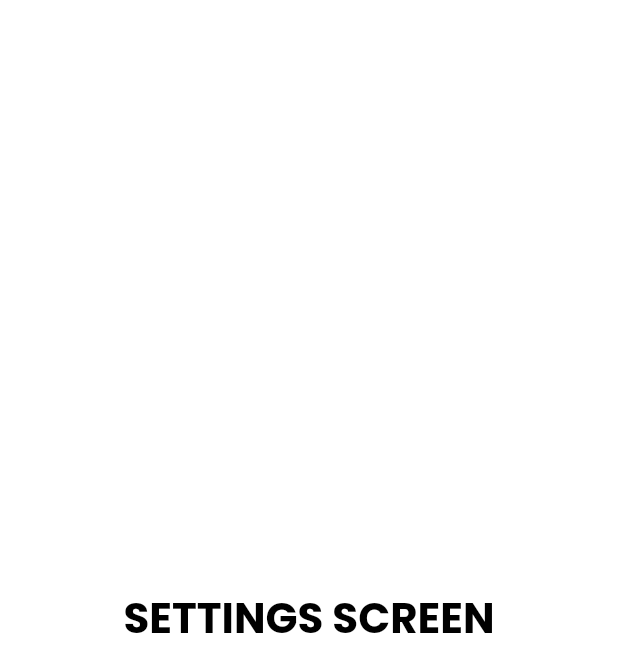
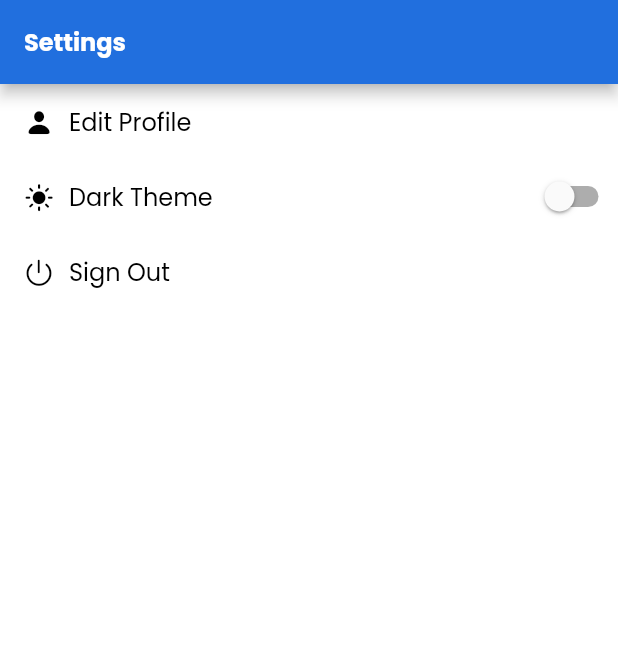
Before and after one commit to includejoe/devopportunity_flutter, a Flutter app: the SettingsScreen screen opened directly, on a phone screen of 412 x 824 dp. Shown: the top 672 px of the screen. Run offline on Flutter 3.47's test engine with Material 2 defaults, Android fonts, the phone set to English and light mode, and no system bars; our stand-ins replace cloud_firestore, firebase_auth, firebase_core, get_it, google_fonts, shared_preferences; accounts and stored records are empty.

Commit message:
+ signout & toggle theme

```diff
--- a/lib/base/main.dart
+++ b/lib/base/main.dart
@@ -58,7 +58,7 @@ class MyApp extends StatelessWidget {
                 builder: (context, snapshot) {
                   if (snapshot.connectionState == ConnectionState.active) {
                     if (snapshot.hasData) {
-                      return const LoginScreen(); // return main screen
+                      return const MainScreen(); // return main screen
                     } else if (snapshot.hasError) {
                       return Center(
                         child: Text("${snapshot.error}"),
--- a/lib/base/presentation/theme/theme_constants.dart
+++ b/lib/base/presentation/theme/theme_constants.dart
@@ -3,7 +3,7 @@ import 'package:google_fonts/google_fonts.dart';
 
 const primaryColor = Color(0xFF216FDE);
 const errorColor = Color(0xFFB62828);
-const darkBgColor = Color(0xFF0d0d0d);
+const darkBgColor = Color(0xff02060a);
 
 ThemeData lightTheme = ThemeData(
     brightness: Brightness.light,
@@ -28,12 +28,12 @@ ThemeData lightTheme = ThemeData(
     ),
     textTheme: TextTheme(
       bodyMedium: GoogleFonts.poppins(
-          fontSize: 14,
+          fontSize: 16,
           color: Colors.black,
           fontWeight: FontWeight.normal
       ),
       bodySmall: GoogleFonts.poppins(
-          fontSize: 11,
+          fontSize: 12,
           color: Colors.black,
           fontWeight: FontWeight.w500
       ),
@@ -87,12 +87,12 @@ ThemeData darkTheme = ThemeData(
     ),
     textTheme: TextTheme(
       bodyMedium: GoogleFonts.poppins(
-          fontSize: 14,
+          fontSize: 16,
           color: Colors.white,
           fontWeight: FontWeight.normal
       ),
       bodySmall: GoogleFonts.poppins(
-          fontSize: 11,
+          fontSize: 12,
           color: Colors.black,
           fontWeight: FontWeight.w500
       ),
--- /dev/null
+++ b/lib/base/presentation/widgets/list_item.dart
@@ -0,0 +1,50 @@
+import 'package:flutter/material.dart';
+
+class ListItem extends StatelessWidget {
+  const ListItem({
+    super.key,
+    required this.icon,
+    required this.text,
+    this.suffixWidget,
+    this.onTap,
+  });
+
+  final IconData icon;
+  final void Function()? onTap;
+  final String text;
+  final Widget? suffixWidget;
+
+  @override
+  Widget build(BuildContext context) {
+    final theme = Theme.of(context);
+
+    return SizedBox(
+      width: MediaQuery.of(context).size.width,
+      height: 50,
+      child: InkWell(
+        onTap: onTap,
+        child: Padding(
+          padding: const EdgeInsets.only(left: 16.0),
+          child: Row(
+            mainAxisAlignment: MainAxisAlignment.spaceBetween,
+            children: [
+              Row(
+                crossAxisAlignment: CrossAxisAlignment.center,
+                children: [
+                  Icon(
+                    icon,
+                    size: 20,
+                    color: theme.colorScheme.onBackground,
+                  ),
+                  const SizedBox(width: 10,),
+                  Text(text, style: theme.textTheme.bodyMedium),
+                ],
+              ),
+              suffixWidget != null ? suffixWidget! : Container()
+            ],
+          ),
+        ),
+      ),
+    );
+  }
+}
--- a/lib/base/providers/user_provider.dart
+++ b/lib/base/providers/user_provider.dart
@@ -4,12 +4,12 @@ import 'package:dev_opportunity/user/domain/models/user.dart';
 
 class UserProvider with ChangeNotifier {
   UserModel? _user;
-  final UserViewModel _authViewModel = UserViewModel();
+  final UserViewModel _userViewModel = UserViewModel();
 
   UserModel get getUser => _user!;
 
   Future<void> refreshUser() async {
-    UserModel user = await _authViewModel.getUserDetails();
+    UserModel user = await _userViewModel.getUserDetails();
     _user = user;
     notifyListeners();
   }
--- a/lib/job/presentation/screens/jobs_screen.dart
+++ b/lib/job/presentation/screens/jobs_screen.dart
@@ -13,6 +13,16 @@ class _JobsScreenState extends State<JobsScreen> {
     final theme = Theme.of(context);
 
     return Scaffold(
+      appBar: AppBar(
+        automaticallyImplyLeading: false,
+        backgroundColor: theme.colorScheme.primary,
+        title: Text(
+          "Latest Jobs",
+          style: theme.textTheme.headlineMedium?.copyWith(
+              color: theme.colorScheme.onPrimary
+          ),
+        ),
+      ),
       body: Center(
         child: Text(
           'JOBS SCREEN',
--- a/lib/job/presentation/screens/post_job_screen.dart
+++ b/lib/job/presentation/screens/post_job_screen.dart
@@ -13,6 +13,16 @@ class _PostJobScreenState extends State<PostJobScreen> {
     final theme = Theme.of(context);
 
     return Scaffold(
+      appBar: AppBar(
+        automaticallyImplyLeading: false,
+        backgroundColor: theme.colorScheme.primary,
+        title: Text(
+          "Post Job",
+          style: theme.textTheme.headlineMedium?.copyWith(
+              color: theme.colorScheme.onPrimary
+          ),
+        ),
+      ),
       body: Center(
         child: Text(
           'POST JOB SCREEN',
--- a/lib/user/presentation/screens/settings_screen.dart
+++ b/lib/user/presentation/screens/settings_screen.dart
@@ -1,3 +1,11 @@
+import 'package:dev_opportunity/base/di/get_it.dart';
+import 'package:dev_opportunity/base/presentation/widgets/dialogs/confirmation_dialog.dart';
+import 'package:dev_opportunity/base/presentation/widgets/list_item.dart';
+import 'package:dev_opportunity/user/presentation/screens/login_screen.dart';
+import 'package:dev_opportunity/user/presentation/screens/profile_screen.dart';
+import 'package:dev_opportunity/user/presentation/view_models/user_view_model.dart';
+import 'package:dev_opportunity/user/presentation/widgets/theme_switch.dart';
+import 'package:flutter/cupertino.dart';
 import 'package:flutter/material.dart';
 
 class SettingsScreen extends StatefulWidget {
@@ -8,17 +16,68 @@ class SettingsScreen extends StatefulWidget {
 }
 
 class _SettingsScreenState extends State<SettingsScreen> {
+  final _userViewModel = getIt<UserViewModel>();
+
   @override
   Widget build(BuildContext context) {
     final theme = Theme.of(context);
+    final items =[
+      ListItem(
+        icon: CupertinoIcons.person_fill,
+        text: "Edit Profile",
+        onTap: () {
+          Navigator.push(
+              context,
+              MaterialPageRoute(
+                  builder: (context) => const ProfileScreen()
+              )
+          );
+        },
+      ),
+      const ListItem(
+        icon: CupertinoIcons.sun_max_fill,
+        text: "Dark Theme",
+        suffixWidget: ThemeSwitch(),
+      ),
+      ListItem(
+        icon: CupertinoIcons.power,
+        text: "Sign Out",
+        onTap: () {
+          confirmationDialog(
+              context: context,
+              title: "Are you sure you want to sign out?",
+              yesAction: () {
+                _userViewModel.signOut();
+                Navigator.pushReplacement(
+                    context,
+                    MaterialPageRoute(
+                        builder: (context) => const LoginScreen()
+                    )
+                );
+              }
+          );
+        },
+      )
+    ];
 
     return Scaffold(
-      body: Center(
-        child: Text(
-          'SETTINGS SCREEN',
-          style: theme.textTheme.headlineLarge,
+      appBar: AppBar(
+        automaticallyImplyLeading: false,
+        backgroundColor: theme.colorScheme.primary,
+        title: Text(
+          "Settings",
+          style: theme.textTheme.headlineMedium?.copyWith(
+              color: theme.colorScheme.onPrimary
+          ),
         ),
       ),
+      body: ListView.builder(
+        scrollDirection: Axis.vertical,
+        itemCount: items.length,
+        itemBuilder: (context, index) {
+          return items[index];
+        }
+      )
     );
   }
 }
--- /dev/null
+++ b/lib/user/presentation/widgets/theme_switch.dart
@@ -0,0 +1,21 @@
+import 'package:dev_opportunity/base/presentation/theme/theme_provider.dart';
+import 'package:flutter/material.dart';
+import 'package:provider/provider.dart';
+
+class ThemeSwitch extends StatelessWidget {
+  const ThemeSwitch({super.key});
+
+  @override
+  Widget build(BuildContext context) {
+    final theme = Theme.of(context);
+
+    return Switch(
+        activeColor: theme.colorScheme.primary,
+        activeTrackColor: theme.colorScheme.primary.withOpacity(0.4),
+        value: context.watch<ThemeProvider>().isDarkMode,
+        onChanged: (newValue) {
+          context.read<ThemeProvider>().toggleTheme();
+        }
+    );
+  }
+}
```
Also changed, not shown: lib/base/presentation/widgets/dialogs/confirmation_dialog.dart (added, +51 -0 lines), lib/user/presentation/view_models/user_view_model.dart (+13 -0 lines).
